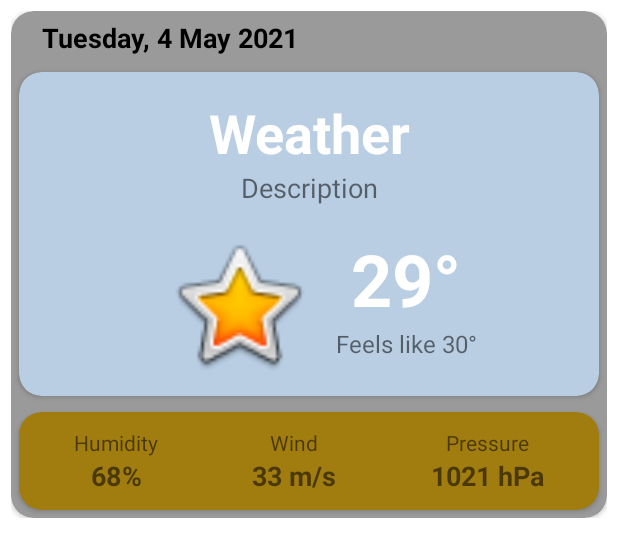
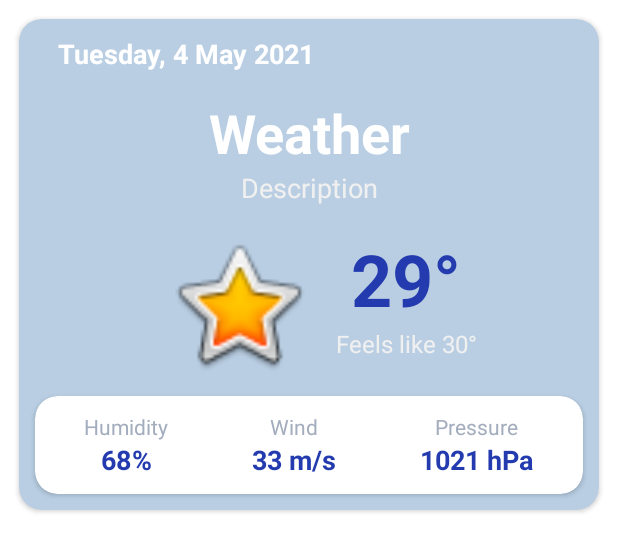
Before and after one commit to KellyEgesa/Weather, an Android app: the layout weather.xml on its own in the app's theme, with its tools: preview values and no code run, on a phone screen of 412 x 824 dp. Shown: the top 557 px of the screen. Run offline under Robolectric (Android 15) with nearby library versions, the phone set to English and light mode, and no system bars.

Commit message:
Added colours

```diff
--- a/app/src/main/java/com/wit/weather/Adapters/ListCitiesAdapter.java
+++ b/app/src/main/java/com/wit/weather/Adapters/ListCitiesAdapter.java
@@ -79,7 +79,6 @@ public class ListCitiesAdapter extends RecyclerView.Adapter<ListCitiesAdapter.Li
             mcardCity.setOnClickListener(new View.OnClickListener() {
                 @Override
                 public void onClick(View v) {
-                    Toast.makeText(mContext, "Clicked", Toast.LENGTH_SHORT).show();
                     Weather client = WeatherClient.urlRequest();
                     Map<String, String> queryParams = new HashMap<>();
                     queryParams.put("lat", String.valueOf(city.getLatitude()));
--- /dev/null
+++ b/app/src/main/res/drawable/divider.xml
@@ -0,0 +1,5 @@
+<?xml version="1.0" encoding="utf-8"?>
+<shape xmlns:android="http://schemas.android.com/apk/res/android">
+    <size android:height="100dp"/>
+    <solid android:color="@color/main"/>
+</shape>
--- a/app/src/main/res/layout/header_weather.xml
+++ b/app/src/main/res/layout/header_weather.xml
@@ -3,7 +3,7 @@
     xmlns:app="http://schemas.android.com/apk/res-auto"
     android:layout_width="match_parent"
     android:layout_height="wrap_content"
-    android:background="@color/teal_700">
+    android:background="@color/secondary">
 
     <ImageView
         android:id="@+id/imageViewRepoToolBar"
@@ -18,6 +18,6 @@
         android:layout_height="wrap_content"
         android:padding="14dp"
         android:text="Town, Country"
-        android:textColor="@color/white"
+        android:textColor="@android:color/white"
         android:textSize="18sp" />
 </LinearLayout>
--- a/app/src/main/res/layout/weather.xml
+++ b/app/src/main/res/layout/weather.xml
@@ -5,27 +5,10 @@
     android:layout_height="wrap_content"
     android:padding="7.5dp">
 
-    <androidx.cardview.widget.CardView
+    <LinearLayout
         android:layout_width="match_parent"
         android:layout_height="wrap_content"
-        app:cardBackgroundColor="#9A9A9A"
-        app:cardCornerRadius="15dp">
-
-        <LinearLayout
-            android:layout_width="match_parent"
-            android:layout_height="match_parent"
         android:orientation="vertical">
-
-            <TextView
-                android:id="@+id/textViewDate"
-                android:layout_width="match_parent"
-                android:layout_height="wrap_content"
-                android:layout_marginStart="15dp"
-                android:padding="5dp"
-                android:text="Tuesday, 4 May 2021"
-                android:textColor="#000000"
-                android:textSize="18sp"
-                android:textStyle="bold" />
 
         <androidx.cardview.widget.CardView
             android:layout_width="match_parent"
@@ -40,6 +23,17 @@
                 android:layout_height="match_parent"
                 android:orientation="vertical"
                 android:padding="5dp">
+
+                <TextView
+                    android:id="@+id/textViewDate"
+                    android:layout_width="match_parent"
+                    android:layout_height="wrap_content"
+                    android:layout_marginStart="15dp"
+                    android:padding="5dp"
+                    android:text="Tuesday, 4 May 2021"
+                    android:textColor="#FFFFFF"
+                    android:textSize="18sp"
+                    android:textStyle="bold" />
 
                 <LinearLayout
                     android:layout_width="match_parent"
@@ -64,6 +58,7 @@
                         android:layout_height="wrap_content"
                         android:text="Description"
                         android:textAlignment="center"
+                        android:textColor="@color/text_secondary1"
                         android:textSize="18sp" />
 
                 </LinearLayout>
@@ -92,7 +87,7 @@
                             android:layout_height="wrap_content"
                             android:text="29°"
                             android:textAlignment="center"
-                                android:textColor="#FFFFFF"
+                            android:textColor="@color/text"
                             android:textSize="48sp"
                             android:textStyle="bold" />
 
@@ -102,22 +97,19 @@
                             android:layout_height="wrap_content"
                             android:text="Feels like 30°"
                             android:textAlignment="center"
+                            android:textColor="@color/text_secondary1"
                             android:textSize="16sp" />
 
                     </LinearLayout>
 
                 </LinearLayout>
 
-                </LinearLayout>
-
-            </androidx.cardview.widget.CardView>
-
                 <androidx.cardview.widget.CardView
                     android:layout_width="match_parent"
                     android:layout_height="wrap_content"
                     android:layout_margin="5dp"
                     android:padding="5dp"
-                app:cardBackgroundColor="#A17D0F"
+                    app:cardBackgroundColor="#FFFFFF"
                     app:cardCornerRadius="15dp">
 
                     <LinearLayout
@@ -139,7 +131,8 @@
                                 android:layout_width="match_parent"
                                 android:layout_height="wrap_content"
                                 android:text="Humidity"
-                            android:textAlignment="center" />
+                                android:textAlignment="center"
+                                android:textColor="@color/text_secondary" />
 
                             <TextView
                                 android:id="@+id/textViewHumidity"
@@ -147,6 +140,7 @@
                                 android:layout_height="wrap_content"
                                 android:text="68%"
                                 android:textAlignment="center"
+                                android:textColor="@color/text"
                                 android:textSize="18sp"
                                 android:textStyle="bold" />
                         </LinearLayout>
@@ -162,7 +156,8 @@
                                 android:layout_width="match_parent"
                                 android:layout_height="wrap_content"
                                 android:text="Wind"
-                            android:textAlignment="center" />
+                                android:textAlignment="center"
+                                android:textColor="@color/text_secondary" />
 
                             <TextView
                                 android:id="@+id/textViewWind"
@@ -170,6 +165,7 @@
                                 android:layout_height="wrap_content"
                                 android:text="33 m/s"
                                 android:textAlignment="center"
+                                android:textColor="@color/text"
                                 android:textSize="18sp"
                                 android:textStyle="bold" />
                         </LinearLayout>
@@ -186,7 +182,8 @@
                                 android:layout_width="match_parent"
                                 android:layout_height="wrap_content"
                                 android:text="Pressure"
-                            android:textAlignment="center" />
+                                android:textAlignment="center"
+                                android:textColor="@color/text_secondary" />
 
                             <TextView
                                 android:id="@+id/textViewPressure"
@@ -194,6 +191,7 @@
                                 android:layout_height="wrap_content"
                                 android:text="1021 hPa"
                                 android:textAlignment="center"
+                                android:textColor="@color/text"
                                 android:textSize="18sp"
                                 android:textStyle="bold" />
                         </LinearLayout>
@@ -204,6 +202,9 @@
                 </androidx.cardview.widget.CardView>
 
             </LinearLayout>
+
         </androidx.cardview.widget.CardView>
 
+    </LinearLayout>
+
 </RelativeLayout>
--- a/app/src/main/res/values/colors.xml
+++ b/app/src/main/res/values/colors.xml
@@ -8,5 +8,8 @@
     <color name="black">#FF000000</color>
     <color name="main">#E3EBF4</color>
     <color name="secondary">#B9CEE3</color>
+    <color name="text">#243BAF</color>
+    <color name="text_secondary">#A3ADBE</color>
+    <color name="text_secondary1">#F0F0F0</color>
 
 </resources>
--- a/app/src/main/res/values/themes.xml
+++ b/app/src/main/res/values/themes.xml
@@ -1,10 +1,9 @@
 <resources xmlns:tools="http://schemas.android.com/tools">
     <!-- Base application theme. -->
-    <style name="Theme.Weather" parent="Theme.MaterialComponents.DayNight.DarkActionBar">
+    <style name="Theme.Weather" parent="Theme.MaterialComponents.DayNight.NoActionBar">
         <!-- Primary brand color. -->
         <item name="colorPrimary">@color/purple_500</item>
         <item name="colorPrimaryVariant">@color/purple_700</item>
-        <item name="colorOnPrimary">@color/white</item>
         <!-- Secondary brand color. -->
         <item name="colorSecondary">@color/teal_200</item>
         <item name="colorSecondaryVariant">@color/teal_700</item>
```
Lines whose indentation alone changed are shown as unchanged.
